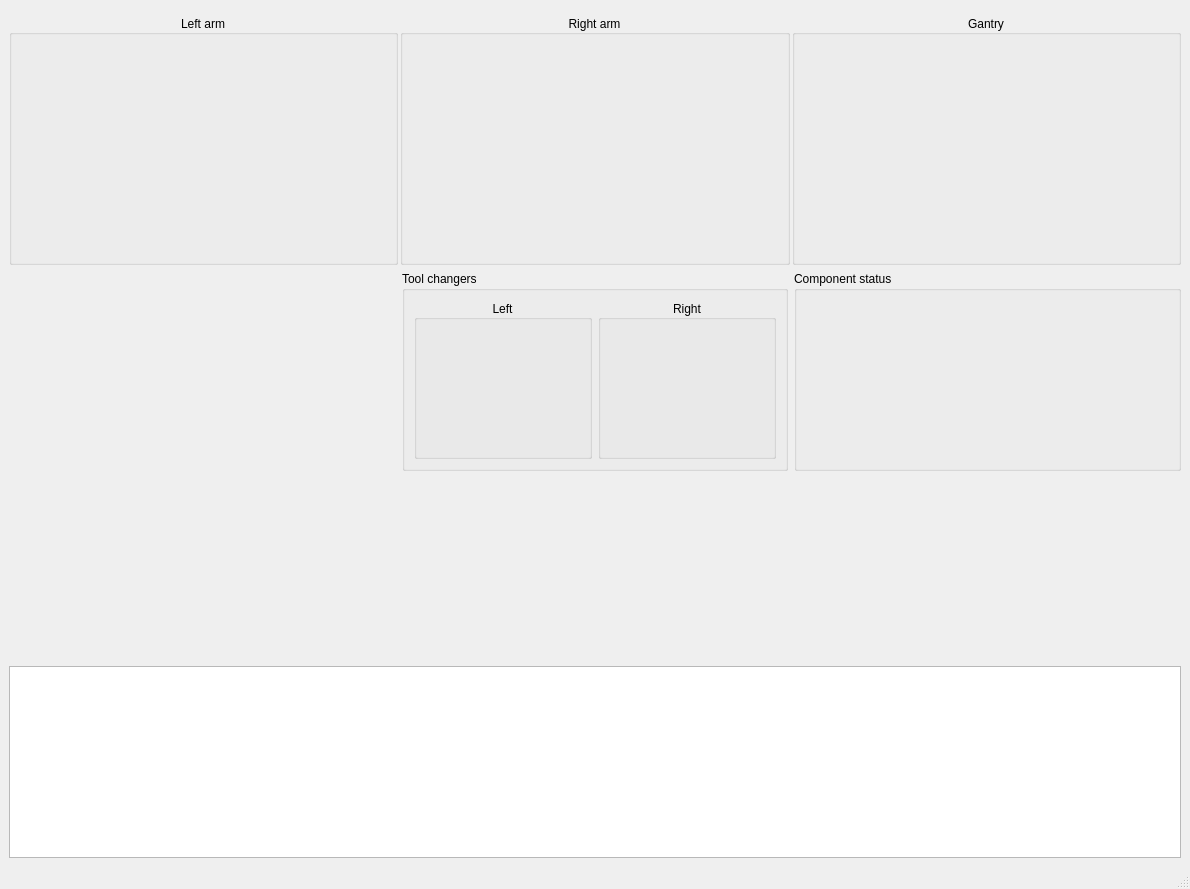
Before: the Qt Designer form GUI/forms/MainWindow.ui in piotrpodlaski/rimokun, drawn with Qt 5.
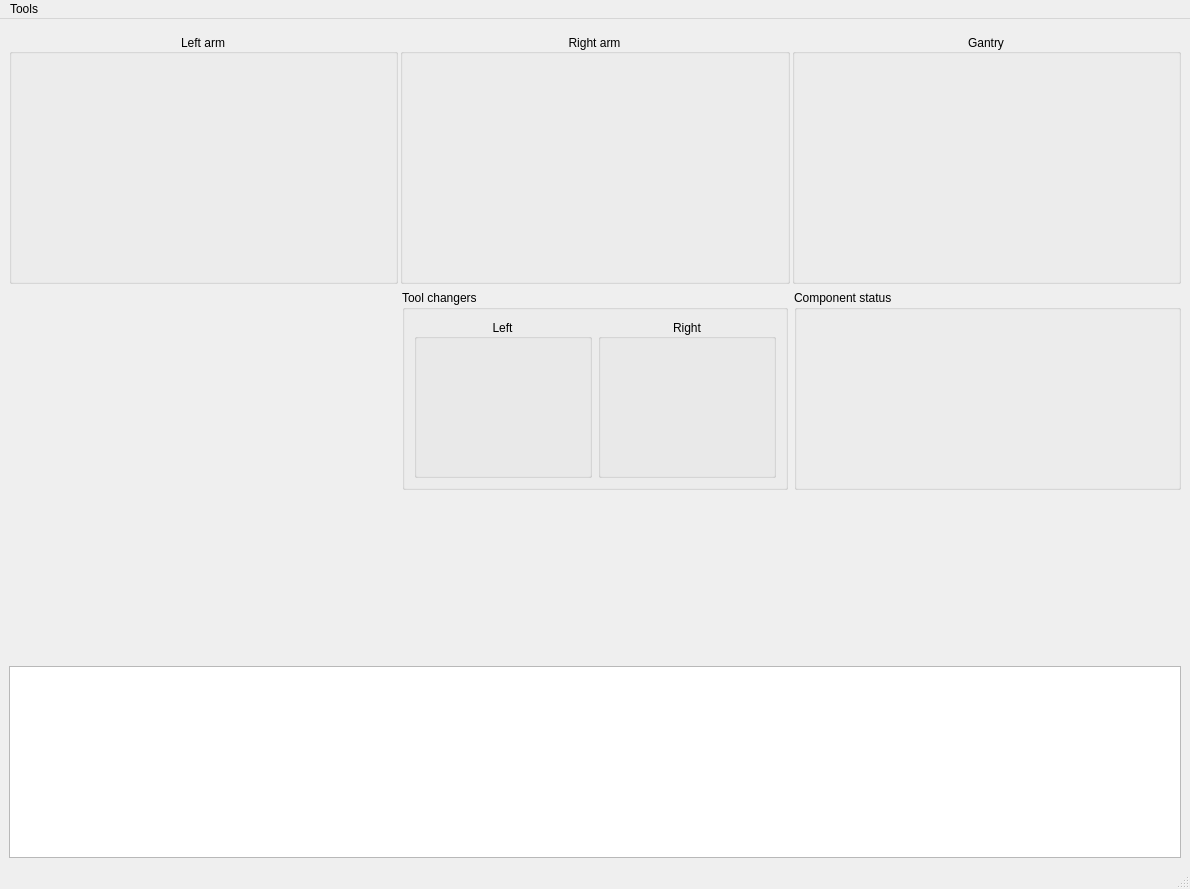
After: the same form once the commit is applied. Custom widgets are drawn as their Qt base class.

Patch:
```diff
--- a/GUI/forms/MainWindow.ui
+++ b/GUI/forms/MainWindow.ui
@@ -359,6 +359,13 @@
      <height>23</height>
     </rect>
    </property>
+   <widget class="QMenu" name="menuTools">
+    <property name="title">
+     <string>Tools</string>
+    </property>
+    <addaction name="actionControl_panel_monitor"/>
+   </widget>
+   <addaction name="menuTools"/>
   </widget>
   <widget class="QStatusBar" name="statusbar"/>
  </widget>
```
Left out of the diff: 5 changed lines with no effect on the pictures.
